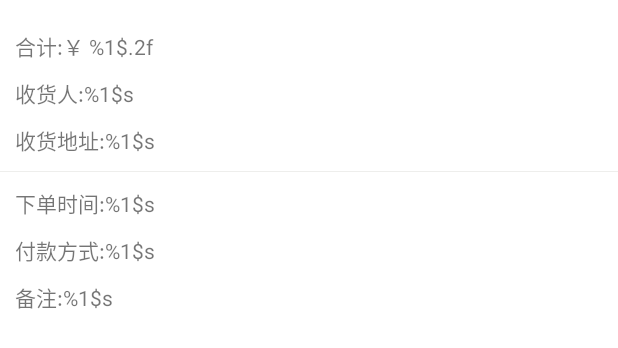
After one commit to marekchen/shop, an Android app: the layout view_bottom_detail_order.xml on its own in the app's theme, with its tools: preview values and no code run, on a phone screen of 412 x 824 dp. The commit adds this screen. Shown: the top 348 px of the screen. Run offline under Robolectric (Android 15) with nearby library versions, the phone set to English and light mode, and no system bars.

Commit message:
update 20170225

```diff
--- a/app/src/main/AndroidManifest.xml
+++ b/app/src/main/AndroidManifest.xml
@@ -64,6 +64,7 @@
         <activity android:name=".activity.BindEmailActivity"/>
         <activity android:name=".activity.BindPhoneNumActivity"/>
         <activity android:name=".activity.ChangePasswordActivity"/>
+        <activity android:name=".activity.OrderDetailActivity"/>
     </application>
 
 </manifest>
--- a/app/src/main/java/com/droi/shop/activity/AddressListActivity.java
+++ b/app/src/main/java/com/droi/shop/activity/AddressListActivity.java
@@ -10,12 +10,15 @@ import android.view.View;
 import android.widget.TextView;
 
 import com.droi.sdk.DroiError;
+import com.droi.sdk.core.DroiCondition;
 import com.droi.sdk.core.DroiQuery;
 import com.droi.sdk.core.DroiQueryCallback;
+import com.droi.sdk.core.DroiUser;
 import com.droi.shop.R;
 import com.droi.shop.adapter.AddressAdapter;
 import com.droi.shop.interfaces.MyItemClickListener;
 import com.droi.shop.model.Address;
+import com.droi.shop.model.ShopUser;
 import com.yqritc.recyclerviewflexibledivider.HorizontalDividerItemDecoration;
 
 import java.util.ArrayList;
@@ -91,7 +94,8 @@ public class AddressListActivity extends AppCompatActivity {
     }
 
     void fetchAddress() {
-        DroiQuery query = DroiQuery.Builder.newBuilder().orderBy("_ModifiedTime", false).offset(0).query(Address.class).build();
+        DroiCondition cond = DroiCondition.cond("userObjectId", DroiCondition.Type.EQ, DroiUser.getCurrentUser().getObjectId());
+        DroiQuery query = DroiQuery.Builder.newBuilder().where(cond).orderBy("_ModifiedTime", false).offset(0).query(Address.class).build();
         query.runQueryInBackground(new DroiQueryCallback<Address>() {
             @Override
             public void result(List<Address> list, DroiError droiError) {
--- a/app/src/main/java/com/droi/shop/activity/MyOrderActivity.java
+++ b/app/src/main/java/com/droi/shop/activity/MyOrderActivity.java
@@ -8,8 +8,10 @@ import android.support.v7.widget.Toolbar;
 import android.view.View;
 
 import com.droi.sdk.DroiError;
+import com.droi.sdk.core.DroiCondition;
 import com.droi.sdk.core.DroiQuery;
 import com.droi.sdk.core.DroiQueryCallback;
+import com.droi.sdk.core.DroiUser;
 import com.droi.shop.R;
 import com.droi.shop.adapter.OrderAdapter;
 import com.droi.shop.model.Order;
@@ -59,7 +61,8 @@ public class MyOrderActivity extends AppCompatActivity {
     }
 
     void fetchOrders() {
-        DroiQuery query = DroiQuery.Builder.newBuilder().limit(10).query(Order.class).build();
+        DroiCondition cond = DroiCondition.cond("userObjectId", DroiCondition.Type.EQ, DroiUser.getCurrentUser().getObjectId());
+        DroiQuery query = DroiQuery.Builder.newBuilder().where(cond).orderBy("_ModifiedTime", false).limit(10).query(Order.class).build();
         query.runQueryInBackground(new DroiQueryCallback<Order>() {
             @Override
             public void result(List<Order> list, DroiError droiError) {
--- /dev/null
+++ b/app/src/main/res/layout/view_bottom_detail_order.xml
@@ -0,0 +1,88 @@
+<?xml version="1.0" encoding="utf-8"?>
+<LinearLayout xmlns:android="http://schemas.android.com/apk/res/android"
+    android:layout_width="match_parent"
+    android:layout_height="wrap_content"
+    android:orientation="vertical">
+
+    <TextView
+        android:id="@+id/total_price"
+        android:layout_width="match_parent"
+        android:layout_height="wrap_content"
+        android:layout_marginTop="10dp"
+        android:background="@color/white"
+        android:paddingEnd="10dp"
+        android:paddingLeft="10dp"
+        android:paddingRight="10dp"
+        android:paddingStart="10dp"
+        android:paddingTop="10dp"
+        android:text="@string/total_price" />
+
+    <TextView
+        android:id="@+id/address_name"
+        android:layout_width="match_parent"
+        android:layout_height="wrap_content"
+        android:background="@color/white"
+        android:paddingEnd="10dp"
+        android:paddingLeft="10dp"
+        android:paddingRight="10dp"
+        android:paddingStart="10dp"
+        android:paddingTop="10dp"
+        android:text="@string/address_name_text" />
+
+    <TextView
+        android:id="@+id/address"
+        android:layout_width="match_parent"
+        android:layout_height="wrap_content"
+        android:background="@color/white"
+        android:paddingEnd="10dp"
+        android:paddingLeft="10dp"
+        android:paddingRight="10dp"
+        android:paddingStart="10dp"
+        android:paddingTop="10dp"
+        android:paddingBottom="10dp"
+        android:text="@string/address_address_text" />
+
+    <View
+        android:id="@+id/divider"
+        android:layout_width="match_parent"
+        android:layout_height="1px"
+        android:background="@color/bg_main" />
+
+    <TextView
+        android:id="@+id/order_time"
+        android:layout_width="match_parent"
+        android:layout_height="wrap_content"
+        android:background="@color/white"
+        android:paddingBottom="10dp"
+        android:paddingTop="10dp"
+        android:paddingEnd="10dp"
+        android:paddingLeft="10dp"
+        android:paddingRight="10dp"
+        android:paddingStart="10dp"
+        android:text="@string/order_time" />
+
+    <TextView
+        android:id="@+id/pay_type"
+        android:layout_width="match_parent"
+        android:layout_height="wrap_content"
+        android:background="@color/white"
+        android:paddingBottom="10dp"
+        android:paddingEnd="10dp"
+        android:paddingLeft="10dp"
+        android:paddingRight="10dp"
+        android:paddingStart="10dp"
+        android:text="@string/pay_type" />
+
+    <TextView
+        android:id="@+id/remark"
+        android:layout_width="match_parent"
+        android:layout_height="wrap_content"
+        android:background="@color/white"
+        android:paddingBottom="10dp"
+        android:paddingEnd="10dp"
+        android:paddingLeft="10dp"
+        android:paddingRight="10dp"
+        android:paddingStart="10dp"
+        android:text="@string/order_remark" />
+
+</LinearLayout>
--- a/app/src/main/res/values/strings.xml
+++ b/app/src/main/res/values/strings.xml
@@ -30,6 +30,7 @@
     <string name="address_edit">编辑</string>
     <string name="activity_add_address_add">添加地址</string>
     <string name="activity_add_address_modify">修改地址</string>
+    <string name="saving">保存中…</string>
 
     <!-- login & register -->
     <string name="prompt_user_name">用户名</string>
@@ -97,6 +98,8 @@
     <string name="confirm_remove">你确认要移除该商品吗？</string>
     <string name="wrong_click">按错了</string>
     <string name="select_all">全选</string>
+    <string name="login_first">请先登录</string>>
+    <string name="no_select_item">没有选择物品</string>
 
     <!--order confirm-->
     <string name="activity_confirm_title">确认订单</string>
@@ -111,6 +114,13 @@
     <string name="order_confirm_receipt_hint">不需要发票</string>
     <string name="order_no">订单号:</string>
     <string name="order_time">下单时间:%1$s</string>
+    <string name="select_address">请选择地址</string>
+    <string name="order_detail">订单详情</string>
+    <string name="to_pay">去支付</string>
+    <string name="address_name_text">收货人:%1$s</string>
+    <string name="address_address_text">收货地址:%1$s</string>
+    <string name="pay_type">付款方式:%1$s</string>
+    <string name="order_remark">备注:%1$s</string>
 
     <!-- Search Activity -->
     <string name="activity_search_history">历史搜索词</string>
```
Also changed, not shown: app/src/main/java/com/droi/shop/activity/AddressEditActivity.java (+3 -4 lines), app/src/main/java/com/droi/shop/activity/OrderConfirmActivity.java (+16 -3 lines), app/src/main/java/com/droi/shop/activity/OrderDetailActivity.java (added, +159 -0 lines), app/src/main/java/com/droi/shop/fragment/ShoppingCartFragment.java (+8 -1 lines), app/src/main/java/com/droi/shop/model/Address.java (+7 -7 lines), app/src/main/java/com/droi/shop/model/Order.java (+20 -0 lines), app/src/main/res/layout/activity_order_detail.xml (added, +34 -0 lines), app/src/main/res/layout/view_head_detail_order.xml (added, +42 -0 lines), app/src/main/res/layout/view_head_order_confirm.xml (+5 -2 lines).
